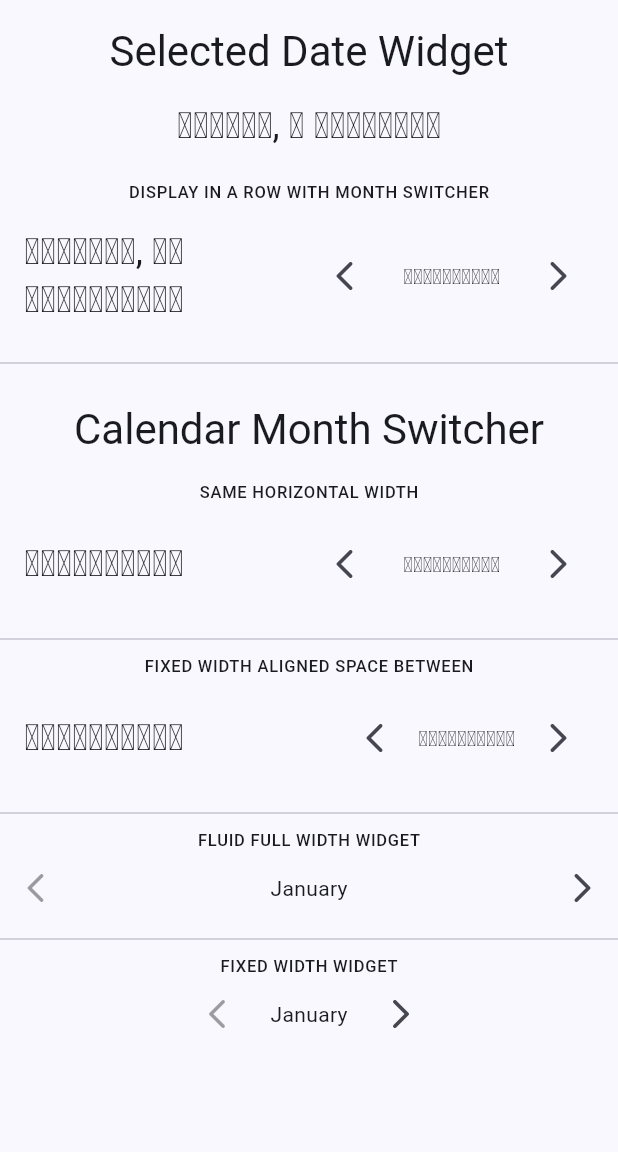
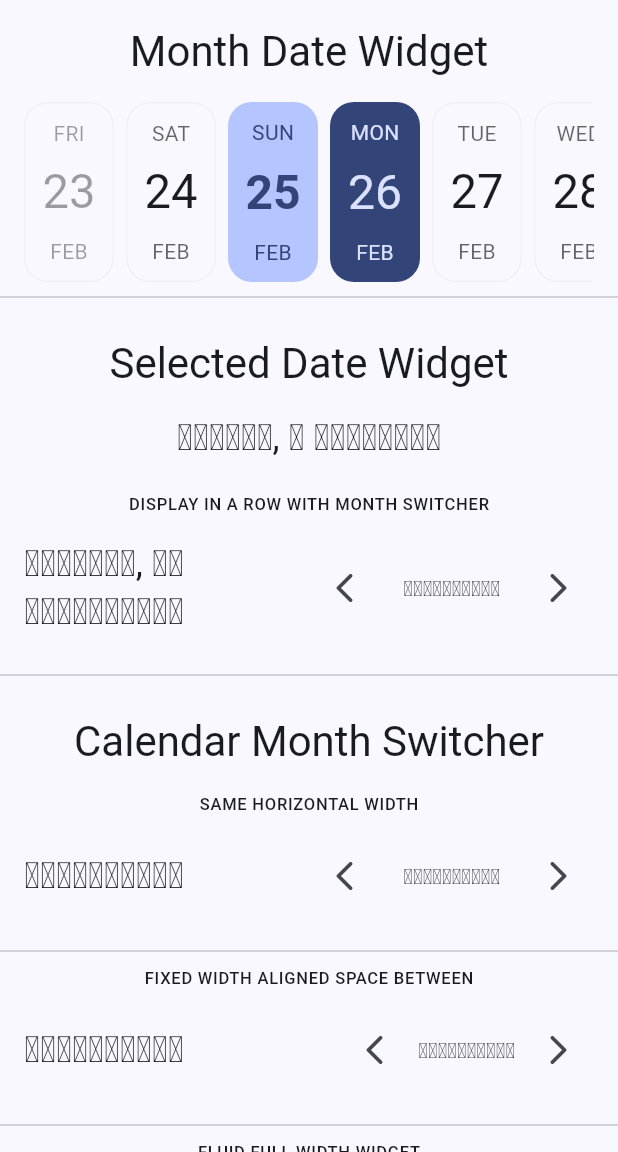
Before and after one commit to omkartapale/yearless_calendar, a Flutter app: the screen it shows after launch, on a phone screen of 412 x 824 dp, the part 84-1236 px from its top. Run offline on Flutter 3.47's test engine with Material 3 defaults, Android fonts, the phone set to English and light mode, and no system bars.

Commit message:
feat: Day widget
- Create Day widget
- Create widget tests
- Export Day widget through Yearless Calendar library
- Update example to test Day widget

```diff
--- a/example/lib/main.dart
+++ b/example/lib/main.dart
@@ -20,6 +20,7 @@ class MainApp extends StatelessWidget {
       title: 'Yearless Calendar Demo',
       theme: ThemeData(
         colorSchemeSeed: const Color(0x9f4376f8),
+        // brightness: Brightness.dark,
       ),
       home: const MyHomePage(),
     );
@@ -50,6 +51,11 @@ class _MyHomePageState extends State<MyHomePage> {
 
   @override
   Widget build(BuildContext context) {
+    const bool landscapeMode = false;
+    const DayStructure dayStructure = DayStructure.dayDateMonth;
+    late String? dayLocale;
+    dayLocale = 'en';
+
     return Scaffold(
       appBar: AppBar(
         title: const Text('yearless_calendar example'),
@@ -58,6 +64,72 @@ class _MyHomePageState extends State<MyHomePage> {
       body: SingleChildScrollView(
         child: Column(
           children: <Widget>[
+            Padding(
+              padding: const EdgeInsets.all(16.0),
+              child: Text(
+                'Month Date Widget',
+                style: Theme.of(context).textTheme.headlineMedium,
+              ),
+            ),
+            Container(
+              padding: const EdgeInsets.symmetric(horizontal: 16.0),
+              height: 120,
+              child: ListView(
+                scrollDirection: Axis.horizontal,
+                children: [
+                  Day(
+                    date: DateTime.now().subtract(const Duration(days: 3)),
+                    locale: dayLocale,
+                    isLandscape: landscapeMode,
+                    isDisabled: true,
+                    dayStructure: dayStructure,
+                    onDayPressed: () {},
+                  ),
+                  const SizedBox(width: 8.0),
+                  Day(
+                    date: DateTime.now().subtract(const Duration(days: 2)),
+                    locale: dayLocale,
+                    isLandscape: landscapeMode,
+                    dayStructure: dayStructure,
+                    onDayPressed: () {},
+                  ),
+                  const SizedBox(width: 8.0),
+                  Day(
+                    date: DateTime.now().subtract(const Duration(days: 1)),
+                    locale: dayLocale,
+                    isLandscape: landscapeMode,
+                    isSelected: true,
+                    dayStructure: dayStructure,
+                    onDayPressed: () {},
+                  ),
+                  const SizedBox(width: 8.0),
+                  Day(
+                    date: DateTime.now(),
+                    locale: dayLocale,
+                    isLandscape: landscapeMode,
+                    dayStructure: dayStructure,
+                    onDayPressed: () {},
+                  ),
+                  const SizedBox(width: 8.0),
+                  Day(
+                    date: DateTime.now().add(const Duration(days: 1)),
+                    locale: dayLocale,
+                    isLandscape: landscapeMode,
+                    dayStructure: dayStructure,
+                    onDayPressed: () {},
+                  ),
+                  const SizedBox(width: 8.0),
+                  Day(
+                    date: DateTime.now().add(const Duration(days: 2)),
+                    locale: dayLocale,
+                    isLandscape: landscapeMode,
+                    dayStructure: dayStructure,
+                    onDayPressed: () {},
+                  ),
+                ],
+              ),
+            ),
+            const Divider(height: 20.0),
             Padding(
               padding: const EdgeInsets.all(16.0),
               child: Text(
--- /dev/null
+++ b/lib/src/widgets/day_widget.dart
@@ -0,0 +1,387 @@
+// Copyright 2024 Omkar Tapale. All rights reserved.
+// Use of this source code is governed by a BSD-style license that can be
+// found in the LICENSE file.
+
+import 'package:flutter/material.dart';
+
+import '../../utils.dart';
+
+/// Create a widget that can display details of a single day for a given date.
+///
+/// A day widget can configured as selected or disabled and can restructured
+/// for day details structure.
+///
+/// The [height] and [width] can also adjusted. The details can displayed in a row
+/// or column form with configurable [isLandscape] mode.
+///
+/// A callback can configured with [onDayPressed] void callback.
+class Day extends StatelessWidget {
+  /// The date of the month that to be displayed in the day widget.
+  final DateTime date;
+
+  /// A locale code config used for formatting and parsing the date in the day
+  /// widget.
+  ///
+  /// This property can be null. Defaults to en_US locale.
+  final String? locale;
+
+  /// A boolean value that determines whether a specific day is selected or not.
+  ///
+  /// This property can be null. Defaults to false.
+  final bool isSelected;
+
+  /// A boolean value that determines whether a specific day is disabled for user
+  /// selection or not.
+  ///
+  /// This property can be null. Defaults to false.
+  final bool isDisabled;
+
+  /// A callback function that is called when the day widget is pressed.
+  final VoidCallback onDayPressed;
+
+  /// A boolean config to define if the elements of day widget to be shown in
+  /// landscape fashion i.e. in a row.
+  final bool isLandscape;
+
+  /// A config that represents the structure to use for displaying the details
+  /// of the selected day.
+  final DayStructure dayStructure;
+
+  /// A width value in [double] for day widget.
+  ///
+  /// This value will be constrained to height value if the [isLandscape] is
+  /// set to true.
+  final double width;
+
+  /// A height value in [double] for day widget.
+  ///
+  /// This value will be constrained to width value if the [isLandscape] is
+  /// set to true.
+  final double height;
+
+  /// Constructs a day widget with the specified properties.
+  const Day({
+    super.key,
+    required this.date,
+    this.locale,
+    this.isSelected = false,
+    this.isDisabled = false,
+    this.dayStructure = DayStructure.dayDateMonth,
+    this.isLandscape = false,
+    this.width = 60.0,
+    this.height = 120.0,
+    required this.onDayPressed,
+  });
+
+  @override
+  Widget build(BuildContext context) {
+    // Check if the specified date is today.
+    final isToday = CalendarUtils.isToday(date);
+
+    // Adjust width and height according to lanscape mode.
+    final double iWidth = isLandscape ? height : width;
+    final double iHeight = isLandscape ? width : height;
+
+    // Get the default BoxDecoration.
+    BoxDecoration dayDecoration = _getDefaultDayDecoration(context);
+
+    return InkWell(
+      // If a day marked as disabled, then it should not be clickable.
+      onTap: isDisabled ? null : onDayPressed,
+
+      // splashColor: Theme.of(context).splashColor,
+      // highlightColor: Theme.of(context).primaryColor,
+      borderRadius: BorderRadius.circular(16),
+      child: AnimatedContainer(
+        duration: const Duration(milliseconds: 300),
+        width: iWidth,
+        height: iHeight,
+        // margin: margin,
+        decoration: dayDecoration,
+        clipBehavior: Clip.hardEdge,
+        child: _buildDayStructure(
+          structure: dayStructure,
+          isLandscape: isLandscape,
+          isToday: isToday,
+          context: context,
+        ),
+      ),
+    );
+  }
+
+  /// Builds the structure of a day widget based on the selected [dayStructure].
+  ///
+  /// Depending on [isLandscape] mode, this method returns a [Column] or [Row]
+  /// widget that contains the appropriate details for the date.
+  Widget _buildDayStructure({
+    required BuildContext context,
+    required DayStructure structure,
+    bool isLandscape = false,
+    required bool isToday,
+  }) {
+    List<Widget> items = [];
+    switch (structure) {
+      case DayStructure.dateOnly:
+        items = [
+          _getDateElement(isToday, context),
+        ];
+        break;
+      case DayStructure.dateDay:
+        items = [
+          _getDateElement(isToday, context),
+          const SizedBox(
+            width: 4.0,
+          ),
+          _getDayElement(isToday, context),
+        ];
+        break;
+      case DayStructure.dayDate:
+        items = [
+          _getDayElement(isToday, context),
+          const SizedBox(
+            width: 4.0,
+          ),
+          _getDateElement(isToday, context),
+        ];
+        break;
+      case DayStructure.dayDateMonth:
+        items = [
+          _getDayElement(isToday, context),
+          _getDateElement(isToday, context),
+          _getMonthElement(isToday, context),
+        ];
+        break;
+      default:
+        items = [
+          _getMonthElement(isToday, context),
+          _getDateElement(isToday, context),
+          _getDayElement(isToday, context),
+        ];
+    }
+
+    // Check if the day widget contains the day name, number, and month for the
+    // supplied date concerning the selected DayStructure, and set the
+    // mainAxisAlignment for the row or column accordingly.
+    bool notDisplayedAllElements = (structure == DayStructure.dateDay ||
+        structure == DayStructure.dayDate);
+
+    return isLandscape
+        ? Row(
+            mainAxisSize: MainAxisSize.min,
+            mainAxisAlignment: notDisplayedAllElements
+                ? MainAxisAlignment.center
+                : MainAxisAlignment.spaceEvenly,
+            children: items,
+          )
+        : Column(
+            mainAxisSize: MainAxisSize.min,
+            mainAxisAlignment: notDisplayedAllElements
+                ? MainAxisAlignment.center
+                : MainAxisAlignment.spaceEvenly,
+            children: items,
+          );
+  }
+
+  /// Builds a widget that displays the day of the month only for a specified
+  /// date in the day widget.
+  Widget _getDateElement(bool isToday, BuildContext context) {
+    final theme = Theme.of(context);
+    final textStyle = theme.textTheme.headlineLarge!;
+
+    // Selected day text style.
+    final selectedDayNumStyle = textStyle.copyWith(
+      fontWeight: FontWeight.bold,
+      color: theme.colorScheme.onPrimaryContainer,
+    );
+
+    // Default day text style.
+    final defaultDayNumStyle = textStyle;
+
+    // Today's text style.
+    final todayNumStyle =
+        textStyle.copyWith(color: theme.colorScheme.primaryContainer);
+
+    // Disabled day text style.
+    final disabledNumStyle = textStyle.copyWith(color: theme.disabledColor);
+
+    // Set default day text style.
+    TextStyle dayNumStyle = defaultDayNumStyle;
+
+    if (isSelected) {
+      dayNumStyle = selectedDayNumStyle;
+    } else if (isDisabled) {
+      dayNumStyle = disabledNumStyle;
+    } else if (isToday) {
+      dayNumStyle = todayNumStyle;
+    }
+
+    return Flexible(
+      child: FittedBox(
+        alignment: Alignment.center,
+        fit: BoxFit.scaleDown,
+        child: Text(
+          CalendarFormatter.customDateFormat(date, 'dd', locale),
+          style: dayNumStyle,
+        ),
+      ),
+    );
+  }
+
+  /// Builds a widget that displays the abbreviated name of the day of the week
+  /// for a specified date in the day widget.
+  Widget _getDayElement(bool isToday, BuildContext context) {
+    final theme = Theme.of(context);
+    final textStyle = theme.textTheme.bodyMedium!;
+
+    // Selected day text style.
+    final selectedDayStrStyle =
+        textStyle.copyWith(color: theme.colorScheme.onPrimaryContainer);
+
+    // Default day text style.
+    final defaultDayStrStyle = textStyle.copyWith(color: theme.hintColor);
+
+    // Today's text style.
+    final todayStrStyle =
+        textStyle.copyWith(color: theme.colorScheme.primaryContainer);
+
+    // Disabled day text style.
+    final disabledStrStyle = textStyle.copyWith(color: theme.disabledColor);
+
+    // Set default day text style.
+    TextStyle dayStrStyle = defaultDayStrStyle;
+
+    if (isSelected) {
+      dayStrStyle = selectedDayStrStyle;
+    } else if (isDisabled) {
+      dayStrStyle = disabledStrStyle;
+    } else if (isToday) {
+      dayStrStyle = todayStrStyle;
+    }
+
+    return Flexible(
+      child: FittedBox(
+        alignment: Alignment.center,
+        fit: BoxFit.scaleDown,
+        child: Text(
+          CalendarFormatter.dayShortName(date, locale).toUpperCase(),
+          style: dayStrStyle,
+        ),
+      ),
+    );
+  }
+
+  /// The default decoration for the day widget.
+  ///
+  /// Returns a [BoxDecoration] instance with the appropriate default properties.
+  BoxDecoration _getDefaultDayDecoration(BuildContext context) {
+    final theme = Theme.of(context).colorScheme;
+    // final isDarkTheme =
+    //     MediaQuery.of(context).platformBrightness == Brightness.dark;
+
+    // Check if the specified date is today.
+    final isToday = CalendarUtils.isToday(date);
+
+    // Get a default color that should be used to highlight today.
+    // final todayHighlightColor =
+    //     isDarkTheme ? theme.inversePrimary : theme.onPrimaryContainer;
+    final todayHighlightColor = theme.onPrimaryContainer;
+
+    // Hide the border if the date is selected or today.
+    final hideBorder = isSelected || isToday;
+
+    return BoxDecoration(
+      // Use the default background color for the selected date or the highlight
+      // color for today, otherwise no background color.
+      color: isSelected
+          // ? isDarkTheme
+          //     ? theme.onPrimaryContainer
+          //     : theme.inversePrimary
+          ? theme.inversePrimary
+          : (isToday ? todayHighlightColor : null),
+
+      borderRadius: BorderRadius.circular(16.0),
+
+      // Hide the border or use the border color otherwise.
+      border: hideBorder ? null : Border.all(color: theme.onInverseSurface),
+    );
+  }
+
+  /// Builds a widget that displays the abbreviated month name for a specified
+  /// date in the day widget.
+  Widget _getMonthElement(bool isToday, context) {
+    final theme = Theme.of(context);
+    final textStyle = theme.textTheme.bodyMedium!;
+    // final isDarkTheme =
+    //     MediaQuery.of(context).platformBrightness == Brightness.dark;
+
+    // Selected day text style.
+    final selectedMonthStrStyle = textStyle.copyWith(
+      color: theme.colorScheme.onPrimaryContainer,
+      // color: isDarkTheme
+      //     ? theme.colorScheme.primaryContainer
+      //     : theme.colorScheme.onPrimaryContainer,
+    );
+
+    // Default day text style.
+    final defaultMonthStrStyle = textStyle.copyWith(color: theme.hintColor);
+
+    // Today's text style.
+    final todayMonthStrStyle = textStyle.copyWith(
+      color: theme.colorScheme.primaryContainer,
+      // color: isDarkTheme
+      //     ? theme.colorScheme.onPrimaryContainer
+      //     : theme.colorScheme.primaryContainer,
+    );
+
+    // Disabled day text style.
+    final disabledMonthStrStyle =
+        textStyle.copyWith(color: theme.disabledColor);
+
+    // Set default day text style.
+    TextStyle monthStyle = defaultMonthStrStyle;
+
+    if (isSelected) {
+      monthStyle = selectedMonthStrStyle;
+    } else if (isDisabled) {
+      monthStyle = disabledMonthStrStyle;
+    } else if (isToday) {
+      monthStyle = todayMonthStrStyle;
+    }
+
+    return Flexible(
+      child: FittedBox(
+        alignment: Alignment.center,
+        fit: BoxFit.scaleDown,
+        child: Text(
+          CalendarFormatter.monthShortName(date, locale).toUpperCase(),
+          style: monthStyle,
+        ),
+      ),
+    );
+  }
+}
+
+/// The possible placements of elements of a date used to display as a day.
+///
+/// An enumeration that defines the possible structures of a date for displaying
+/// a day widget.
+enum DayStructure {
+  /// Displays the day of the month followed by the abbreviated name of the day
+  /// of the week. Example: "26 Mon".
+  dateDay,
+
+  /// Displays the day of the month only. Example: "26".
+  dateOnly,
+
+  /// Displays the abbreviated name of the day of the week followed by the day
+  /// of the month. Example: "Mon 26".
+  dayDate,
+
+  /// Displays the abbreviated name of the day of the week, the day of the
+  /// month, and the month's abbreviated name. Example: "Mon 26 Feb".
+  dayDateMonth,
+
+  /// Display the abbreviated month name, day of the month, and abbreviated day
+  /// of the week. Example: "Feb 26 Mon".
+  monthDateDay,
+}
--- a/lib/yearless_calendar.dart
+++ b/lib/yearless_calendar.dart
@@ -2,8 +2,9 @@
 // Use of this source code is governed by a BSD-style license that can be
 // found in the LICENSE file.
 
-/// Yearless Calendar library
+/// Yearless Calendar library.
 library yearless_calendar;
 
+export 'src/widgets/day_widget.dart';
 export 'src/widgets/month_switcher_widget.dart';
 export 'src/widgets/selected_date_widget.dart';
```
Also changed, not shown: 1 other file.
